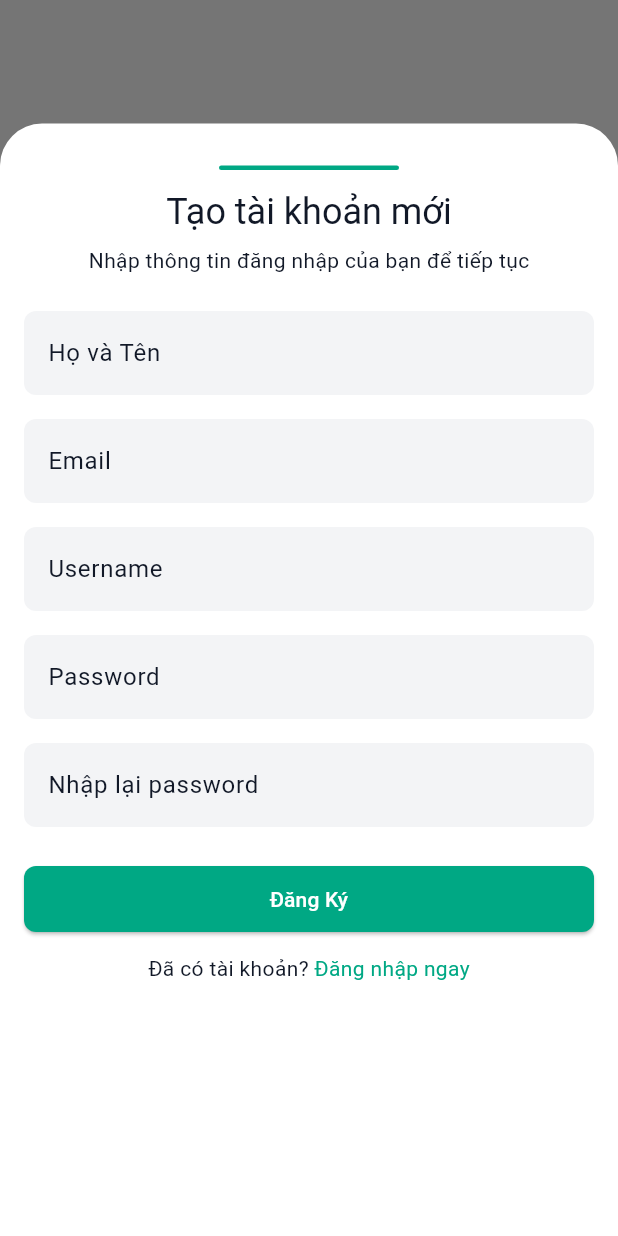
After one commit to thanphuuuuu/whatsapp-clone, a Flutter app: the Authscreen screen opened directly, after a tap on "Đăng ký ngay", on a phone screen of 412 x 824 dp. The commit adds this screen. Run offline on Flutter 3.47's test engine with Material 3 defaults, Android fonts, the phone set to English and light mode, and no system bars; our stand-ins replace freezed_annotation, logger.

Commit message:
register page: textfield valid input

```diff
--- /dev/null
+++ b/mobile/whatapp_mobile_frontend/lib/dto/register_dto.dart
@@ -0,0 +1,20 @@
+class RegisterRequestDto {
+  final String fullName;
+  final String email;
+  final String username;
+  final String password;
+
+  const RegisterRequestDto({
+    required this.fullName,
+    required this.email,
+    required this.username,
+    required this.password,
+  });
+
+  Map<String, dynamic> toJson() => {
+    'fullName': fullName,
+    'email': email,
+    'username': username,
+    'password': password,
+  };
+}
--- /dev/null
+++ b/mobile/whatapp_mobile_frontend/lib/logger_config.dart
@@ -0,0 +1,3 @@
+import 'package:logger/logger.dart';
+
+final logger = Logger();
--- /dev/null
+++ b/mobile/whatapp_mobile_frontend/lib/presentation/authScreen.dart
@@ -0,0 +1,328 @@
+import 'package:flutter/material.dart';
+import 'package:whatapp_mobile_frontend/logger_config.dart';
+
+class Authscreen extends StatefulWidget {
+  const Authscreen({super.key});
+
+  @override
+  State<Authscreen> createState() => _AuthscreenState();
+}
+
+class _AuthscreenState extends State<Authscreen> {
+  @override
+  Widget build(BuildContext context) {
+    return SafeArea(
+      child: Scaffold(
+        appBar: AppBar(centerTitle: true, automaticallyImplyLeading: false),
+        body: Padding(
+          padding: const EdgeInsets.all(16),
+          child: Column(
+            crossAxisAlignment: CrossAxisAlignment.center,
+
+            children: [
+              const SizedBox(height: 36),
+              Text(
+                "Đăng nhập tài khoản",
+                style: Theme.of(context).textTheme.headlineLarge,
+              ),
+              const SizedBox(height: 12),
+              Text("Nhập thông tin đăng nhập của bạn để tiếp tục"),
+              const SizedBox(height: 24),
+              TextField(
+                decoration: InputDecoration(
+                  hintText: " Nhập Username",
+                  labelText: "Username",
+                ),
+              ),
+              const SizedBox(height: 24),
+              TextField(
+                decoration: InputDecoration(
+                  hintText: "Nhập password",
+                  labelText: "Password",
+                ),
+              ),
+              const SizedBox(height: 16),
+              Align(
+                alignment: Alignment.centerLeft,
+                child: InkWell(child: Text("Quên mật khẩu"), onTap: () {}),
+              ),
+
+              SizedBox(
+                width: double.infinity,
+                child: ElevatedButton(
+                  style: ElevatedButton.styleFrom(padding: EdgeInsets.all(12)),
+                  onPressed: () {},
+                  child: Text("Đăng nhập"),
+                ),
+              ),
+              const SizedBox(height: 36),
+              Row(
+                mainAxisSize: MainAxisSize.min,
+                children: [
+                  Text("Chưa có tài khoản? "),
+                  GestureDetector(
+                    onTap: () {
+                      showModalBottomSheet(
+                        isScrollControlled: true,
+                        context: context,
+                        builder: (context) {
+                          return _ResigerBottomSheet();
+                        },
+                      );
+                    },
+                    child: Text(
+                      "Đăng ký ngay",
+                      style: TextStyle(
+                        color: Theme.of(context).colorScheme.primary,
+                      ),
+                    ),
+                  ),
+                ],
+              ),
+            ],
+          ),
+        ),
+      ),
+    );
+  }
+}
+
+class _ResigerBottomSheet extends StatefulWidget {
+  const _ResigerBottomSheet({super.key});
+
+  @override
+  State<_ResigerBottomSheet> createState() => _ResigerBottomSheetState();
+}
+
+class _ResigerBottomSheetState extends State<_ResigerBottomSheet> {
+  late final TextEditingController fullname_textedit_controller;
+  late final TextEditingController email_textedit_controller;
+  late final TextEditingController username_textedit_controller;
+  late final TextEditingController password_textedit_controller;
+  late final TextEditingController password_replace_textedit_controller;
+
+  String? fullname_error_msg;
+  String? email_error_msg;
+  String? username_error_msg;
+  String? password_error_msg;
+  String? password_replace_error_msg;
+
+  @override
+  void initState() {
+    super.initState();
+    fullname_textedit_controller = TextEditingController();
+    email_textedit_controller = TextEditingController();
+    username_textedit_controller = TextEditingController();
+    password_textedit_controller = TextEditingController();
+    password_replace_textedit_controller = TextEditingController();
+  }
+
+  @override
+  void dispose() {
+    fullname_textedit_controller.dispose();
+    email_textedit_controller.dispose();
+    username_textedit_controller.dispose();
+    password_textedit_controller.dispose();
+    password_replace_textedit_controller.dispose();
+    super.dispose();
+  }
+
+  bool check_input_text_is_valid() {
+    bool is_valid = true;
+
+    // Regex kiểm tra định dạng email chuẩn
+    final email_regex = RegExp(r'^[\w-\.]+@([\w-]+\.)+[\w-]{2,4}$');
+
+    // Regex kiểm tra username (không chứa khoảng trắng)
+    final contains_space = RegExp(r'\s');
+
+    setState(() {
+      // 1. Validate Fullname
+      if (fullname_textedit_controller.text.trim().isEmpty) {
+        fullname_error_msg = "Không để trống họ và tên";
+        is_valid = false;
+      } else {
+        fullname_error_msg = null;
+      }
+
+      // 2. Validate Email
+      final email_text = email_textedit_controller.text.trim();
+      if (email_text.isEmpty) {
+        email_error_msg = "Không để trống email";
+        is_valid = false;
+      } else if (!email_regex.hasMatch(email_text)) {
+        email_error_msg = "Email không đúng định dạng (ví dụ: abc@gmail.com)";
+        is_valid = false;
+      } else {
+        email_error_msg = null;
+      }
+
+      // 3. Validate Username
+      final username_text = username_textedit_controller.text.trim();
+      if (username_text.isEmpty) {
+        username_error_msg = "Không để trống tên tài khoản";
+        is_valid = false;
+      } else if (contains_space.hasMatch(username_text)) {
+        username_error_msg = "Tên tài khoản không được chứa khoảng cách";
+        is_valid = false;
+      } else if (username_text.length < 4) {
+        username_error_msg = "Tên tài khoản phải từ 4 ký tự trở lên";
+        is_valid = false;
+      } else {
+        username_error_msg = null;
+      }
+
+      // 4. Validate Password
+      final pass_text = password_textedit_controller.text;
+      if (pass_text.isEmpty) {
+        password_error_msg = "Không để trống password";
+        is_valid = false;
+      } else if (pass_text.length < 6) {
+        password_error_msg = "Password phải có ít nhất 6 ký tự";
+        is_valid = false;
+      } else {
+        password_error_msg = null;
+      }
+
+      // 5. Validate Password Replace
+      final pass_replace_text = password_replace_textedit_controller.text;
+      if (pass_replace_text.isEmpty) {
+        password_replace_error_msg = "Vui lòng nhập lại password";
+        is_valid = false;
+      } else if (pass_replace_text != pass_text) {
+        password_replace_error_msg = "Mật khẩu nhập lại không khớp";
+        is_valid = false;
+      } else {
+        password_replace_error_msg = null;
+      }
+    });
+
+    return is_valid;
+  }
+
+  @override
+  Widget build(BuildContext context) {
+    return FractionallySizedBox(
+      heightFactor: 0.9,
+      child: Container(
+        padding: const EdgeInsets.all(16),
+        width: double.infinity,
+        child: SingleChildScrollView(
+          child: Column(
+            children: [
+              const SizedBox(height: 12),
+              Container(
+                height: 3,
+                width: 120,
+                decoration: BoxDecoration(
+                  borderRadius: BorderRadius.circular(12),
+                  color: Theme.of(context).colorScheme.primary,
+                ),
+              ),
+              const SizedBox(height: 12),
+              Text(
+                "Tạo tài khoản mới",
+                style: Theme.of(context).textTheme.headlineSmall,
+              ),
+              const SizedBox(height: 6),
+              const Text("Nhập thông tin đăng nhập của bạn để tiếp tục"),
+              const SizedBox(height: 24),
+
+              // Fullname
+              TextField(
+                controller: fullname_textedit_controller,
+                decoration: InputDecoration(
+                  hintText: "Nhập Họ và Tên",
+                  labelText: "Họ và Tên",
+                  errorText: fullname_error_msg,
+                ),
+              ),
+              const SizedBox(height: 16),
+
+              // Email
+              TextField(
+                controller: email_textedit_controller,
+                decoration: InputDecoration(
+                  hintText: "Nhập email",
+                  labelText: "Email",
+                  errorText: email_error_msg,
+                ),
+              ),
+              const SizedBox(height: 16),
+
+              // Username
+              TextField(
+                controller: username_textedit_controller,
+                decoration: InputDecoration(
+                  hintText: "Nhập tên tài khoản",
+                  labelText: "Username",
+                  errorText: username_error_msg,
+                ),
+              ),
+              const SizedBox(height: 16),
+
+              // Password
+              TextField(
+                controller: password_textedit_controller,
+                obscureText: true,
+                decoration: InputDecoration(
+                  hintText: "Nhập password",
+                  labelText: "Password",
+                  errorText: password_error_msg,
+                ),
+              ),
+              const SizedBox(height: 16),
+
+              // Password Replace
+              TextField(
+                controller: password_replace_textedit_controller,
+                obscureText: true,
+                decoration: InputDecoration(
+                  hintText: "Nhập lại password",
+                  labelText: "Nhập lại password",
+                  errorText: password_replace_error_msg,
+                ),
+              ),
+              const SizedBox(height: 24),
+
+              // Button Đăng ký
+              SizedBox(
+                width: double.infinity,
+                child: ElevatedButton(
+                  style: ElevatedButton.styleFrom(
+                    padding: const EdgeInsets.all(12),
+                  ),
+                  onPressed: () {
+                    if (check_input_text_is_valid()) {
+                      // Logic xử lý khi đăng ký hợp lệ
+                    }
+                  },
+                  child: const Text("Đăng Ký"),
+                ),
+              ),
+              const SizedBox(height: 12),
+
+              Row(
+                mainAxisSize: MainAxisSize.min,
+                children: [
+                  const Text("Đã có tài khoản? "),
+                  GestureDetector(
+                    onTap: () {
+                      Navigator.pop(context);
+                    },
+                    child: Text(
+                      "Đăng nhập ngay",
+                      style: TextStyle(
+                        color: Theme.of(context).colorScheme.primary,
+                      ),
+                    ),
+                  ),
+                ],
+              ),
+            ],
+          ),
+        ),
+      ),
+    );
+  }
+}
```
Also changed, not shown: mobile/whatapp_mobile_frontend/lib/model/auth_register_response.dart (added, +42 -0 lines), mobile/whatapp_mobile_frontend/lib/presentation/chat.dart (+16 -1 lines), mobile/whatapp_mobile_frontend/lib/repository/auth.dart (added, +7 -0 lines), mobile/whatapp_mobile_frontend/lib/service/auth_service.dart (added, +32 -0 lines), mobile/whatapp_mobile_frontend/lib/urlconfig.dart (added, +9 -0 lines), mobile/whatapp_mobile_frontend/pubspec.yaml (+9 -0 lines), mobile/whatapp_mobile_frontend/lib/model/auth_register_response.freezed.dart (added), mobile/whatapp_mobile_frontend/lib/model/auth_register_response.g.dart (added), mobile/whatapp_mobile_frontend/pubspec.lock, 1 other file.
